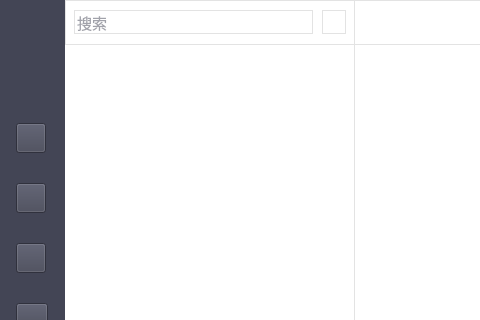
The window that SoftTerminal/forms/STMain.ui (sunpu/softterminal) describes before a commit, drawn with Qt 5; both pictures show x 0 to 480 and y 0 to 320 of the 1104 by 623 pixel window.
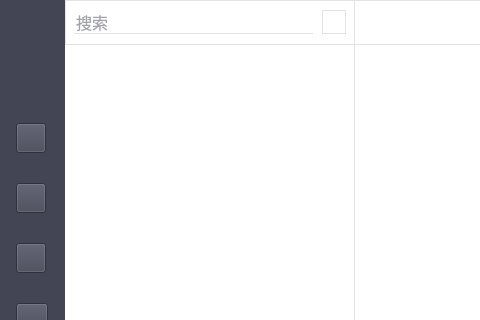
The same window after the commit. Icons and pictures are not drawn. Custom widgets are drawn as their Qt base class.

```diff
--- a/SoftTerminal/forms/STMain.ui
+++ b/SoftTerminal/forms/STMain.ui
@@ -475,11 +475,13 @@
                  </property>
                  <property name="font">
                   <font>
-                   <pointsize>11</pointsize>
+                   <family>微软雅黑</family>
+                   <pointsize>12</pointsize>
                   </font>
                  </property>
                  <property name="styleSheet">
-                  <string notr="true">color: rgb(67, 69, 85);</string>
+                  <string notr="true">color: rgb(67, 69, 85);border: 0px;border-bottom: 1px solid #e3e3e3;
+</string>
                  </property>
                  <property name="text">
                   <string/>
```
